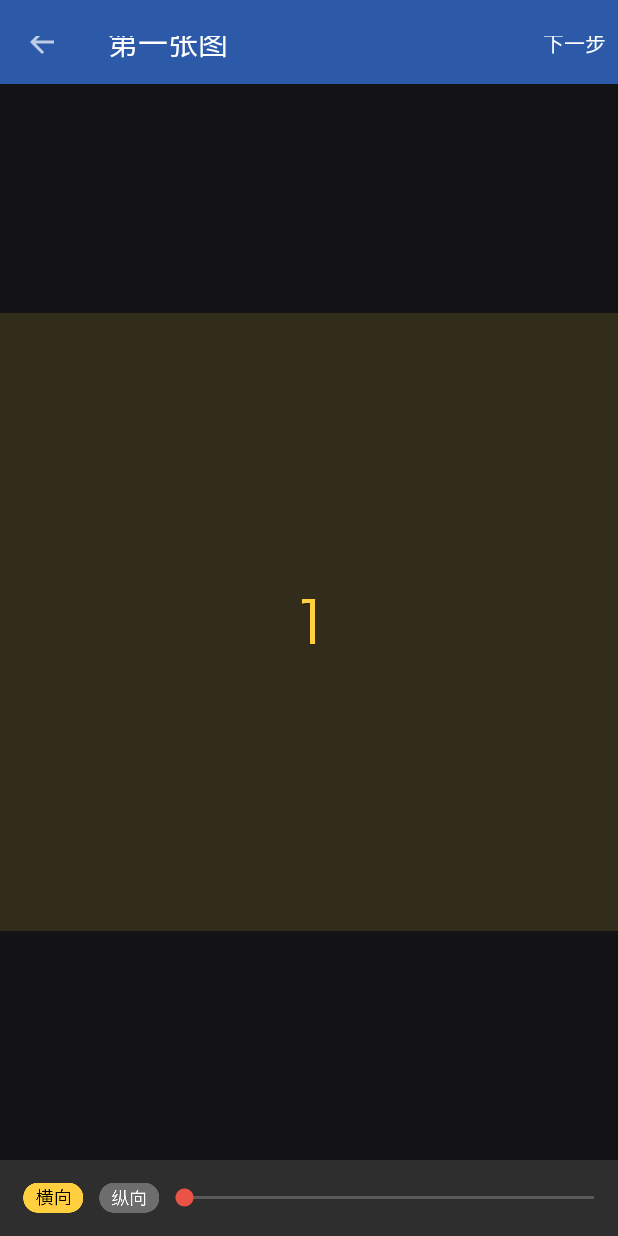
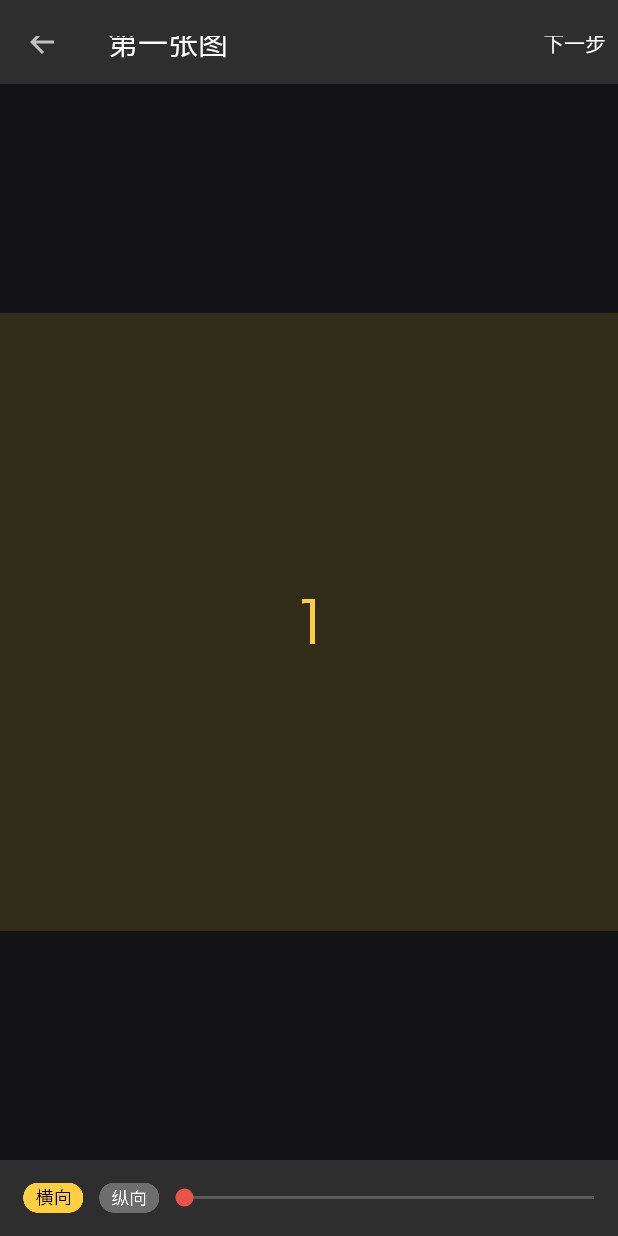
Before and after one commit to doomchocolate/crop-master, an Android app: the CropActivity screen opened directly, with no data from a screen before it, after a tap on "下一步", on a phone screen of 412 x 824 dp. Run offline under Robolectric (Android 15) with nearby library versions, the phone set to English and light mode, and no system bars; libraries missing offline, so code that uses them is left out: com.afollestad.materialdialogs; pictures from the network do not load; 5 statements that could not run were skipped.

Commit message:
1.  修改主题颜色 2.  删除无用代码 3.  修改引导页为全屏

```diff
--- a/CropMaster/app/build.gradle
+++ b/CropMaster/app/build.gradle
@@ -30,7 +30,7 @@ android {
     }
 
     //为了解决部分第三方库重复打包了META-INF的问题
-    packagingOptions{
+    packagingOptions {
         exclude 'META-INF/LICENSE.txt'
         exclude 'META-INF/NOTICE.txt'
     }
--- a/CropMaster/app/src/main/java/cn/iam007/crop/master/ui/decorate/DecorateManager.java
+++ b/CropMaster/app/src/main/java/cn/iam007/crop/master/ui/decorate/DecorateManager.java
@@ -36,13 +36,17 @@ public class DecorateManager {
         file.mkdirs();
     }
 
-    public static void startDecorate(Context context, CropImageWidget.CropImageInfo info) {
-        clearCache(context);
+    private static Activity startActivity;
+
+    public static void startDecorate(Activity activity, CropImageWidget.CropImageInfo info) {
+        startActivity = activity;
+
+        clearCache(activity);
 
         currentSession = StringUtils.randomString(32);
         currentType = info.type;
 
-        String[] titles = context.getResources().getStringArray(R.array.decorate_activity_title);
+        String[] titles = activity.getResources().getStringArray(R.array.decorate_activity_title);
         int[] icons = {
                 R.drawable.crop_activity_preview_grid_1,
                 R.drawable.crop_activity_preview_grid_2,
@@ -53,7 +57,7 @@ public class DecorateManager {
 
         // 生成每一个区域的尺寸
         Rect[] rects = new Rect[6];
-        int gap = context.getResources().getDimensionPixelSize(
+        int gap = activity.getResources().getDimensionPixelSize(
                 R.dimen.crop_activity_preview_grid_gap_width);
         int totalWidth = info.restrictArea.right - info.restrictArea.left + 1;
         int totalHeight = info.restrictArea.bottom - info.restrictArea.top + 1;
@@ -102,7 +106,7 @@ public class DecorateManager {
         int index = step - 1;
 
         Intent nextIntent = new Intent();
-        nextIntent.setClass(context, DecorateActivity.class);
+        nextIntent.setClass(activity, DecorateActivity.class);
         CropImageWidget.CropImageInfo tInfo = new CropImageWidget.CropImageInfo(info);
         tInfo.restrictArea = rects[index];
         nextIntent.putExtra(DecorateActivity.KEY_CROP, tInfo);
@@ -113,7 +117,7 @@ public class DecorateManager {
         index--;
         while (index >= 0) {
             Intent intent = new Intent();
-            intent.setClass(context, DecorateActivity.class);
+            intent.setClass(activity, DecorateActivity.class);
             tInfo = new CropImageWidget.CropImageInfo(info);
             tInfo.restrictArea = rects[index];
             intent.putExtra(DecorateActivity.KEY_CROP, tInfo);
@@ -126,7 +130,7 @@ public class DecorateManager {
             index--;
         }
 
-        context.startActivity(nextIntent);
+        activity.startActivity(nextIntent);
 
         // 初始化编辑session
         cropFiles = new ArrayList<>();
@@ -230,13 +234,24 @@ public class DecorateManager {
         cropFiles = null;
         cropRects = null;
 
-        for (Activity activity : cropActivities) {
+        if (cropActivities != null) {
+            for (Activity activity : cropActivities) {
+                try {
+                    activity.finish();
+                } catch (Exception e) {
+
+                }
+            }
+        }
+
+        if (startActivity != null) {
             try {
-                activity.finish();
+                startActivity.finish();
             } catch (Exception e) {
 
             }
         }
+        startActivity = null;
     }
 
     public static ArrayList<String> getPreviewCropFiles() {
--- a/CropMaster/app/src/main/java/cn/iam007/crop/master/ui/entry/MainActivity.java
+++ b/CropMaster/app/src/main/java/cn/iam007/crop/master/ui/entry/MainActivity.java
@@ -19,6 +19,11 @@ import cn.iam007.mediapicker.MediaPickerSource;
  * Created by Administrator on 2015/7/3.
  */
 public class MainActivity extends BaseActivity {
+
+    @Override
+    protected boolean isLaunchActivity() {
+        return true;
+    }
 
     @Override
     protected void onCreate(Bundle savedInstanceState) {
--- a/CropMaster/app/src/main/java/cn/iam007/crop/master/ui/entry/WelcomeActivity.java
+++ b/CropMaster/app/src/main/java/cn/iam007/crop/master/ui/entry/WelcomeActivity.java
@@ -35,6 +35,11 @@ public class WelcomeActivity extends BaseActivity implements OnClickListener, On
     private int currentIndex;
 
     private String firstRunKey;
+
+    @Override
+    protected boolean notDisplayToolbar() {
+        return true;
+    }
 
     @Override
     protected void onCreate(Bundle savedInstanceState) {
--- a/CropMaster/app/src/main/res/layout/activity_decorate.xml
+++ b/CropMaster/app/src/main/res/layout/activity_decorate.xml
@@ -39,7 +39,7 @@
     <LinearLayout
         android:layout_width="match_parent"
         android:layout_height="wrap_content"
-        android:background="@color/decorate_activity_bottom_panel_background"
+        android:background="@color/activity_panel_background"
         android:gravity="center_vertical"
         android:orientation="horizontal"
         android:paddingBottom="15dp"
--- a/CropMaster/app/src/main/res/layout/activity_preview.xml
+++ b/CropMaster/app/src/main/res/layout/activity_preview.xml
@@ -92,7 +92,7 @@
         android:layout_width="match_parent"
         android:layout_height="55dp"
         android:layout_alignParentBottom="true"
-        android:background="@color/black_light_222222"
+        android:background="@color/activity_panel_background"
         android:orientation="horizontal">
 
         <ImageView
--- a/CropMaster/app/src/main/res/values/colors.xml
+++ b/CropMaster/app/src/main/res/values/colors.xml
@@ -2,14 +2,16 @@
 <resources>
     <color name="preview_title">#3E5486</color>
 
+    <color name="primary">#2E2E2E</color>
+
     <color name="preview_image_mask_color">#66000000</color>
     <color name="preview_grid_color">#22FFFFFF</color>
     <color name="text_grey_color">#FFAAAAAA</color>
+    <color name="activity_panel_background">@color/primary</color>
 
     <color name="media_picker_dialog_item_text">#727272</color>
 
     <color name="decorate_activity_background">#131315</color>
-    <color name="decorate_activity_bottom_panel_background">#2E2E2E</color>
 
     <color name="decorate_activity_grid_background">#22FFCF3F</color>
 </resources>
--- a/CropMaster/base/src/main/java/cn/iam007/base/BaseActivity.java
+++ b/CropMaster/base/src/main/java/cn/iam007/base/BaseActivity.java
@@ -21,20 +21,9 @@ import com.afollestad.materialdialogs.MaterialDialog;
 import java.util.List;
 
 import cn.iam007.base.utils.DialogBuilder;
-import cn.iam007.base.utils.LogUtil;
 import cn.iam007.base.utils.PlatformUtils;
 
 public abstract class BaseActivity extends AppCompatActivity {
-    protected final static String TAG = "BaseActivity";
-
-    /**
-     * 是否是debug模式，如果不是，所有debug开头的函数不会执行
-     */
-    protected static boolean DEBUG_MODE = true;
-
-    static {
-        DEBUG_MODE = false;
-    }
 
     private FrameLayout mContainer = null;
     private Toolbar mToolbar;
@@ -62,23 +51,33 @@ public abstract class BaseActivity extends AppCompatActivity {
         mTintManager = new SystemBarTintManager(this);
         mTintManager.setStatusBarTintEnabled(true);
         mTintManager.setStatusBarTintResource(R.color.primary);
-        //        mTintManager.setNavigationBarTintEnabled(true);
+        mTintManager.setNavigationBarTintEnabled(true);
+        mTintManager.setNavigationBarTintResource(R.color.primary);
+
 
         mContainer = (FrameLayout) findViewById(R.id.container);
 
         initView();
     }
 
+    protected boolean notDisplayToolbar() {
+        return false;
+    }
+
     private void initView() {
         mToolbar = (Toolbar) findViewById(R.id.toolbar);
         if (mToolbar != null) {
             setSupportActionBar(mToolbar);
-            if (isLaunchActivity()){
+            if (isLaunchActivity()) {
                 getSupportActionBar().setDisplayHomeAsUpEnabled(false);
             } else {
                 getSupportActionBar().setDisplayHomeAsUpEnabled(true);
             }
             PlatformUtils.applyFonts(this, mToolbar);
+        }
+
+        if (notDisplayToolbar()) {
+            mToolbar.setVisibility(View.GONE);
         }
     }
 
@@ -185,7 +184,7 @@ public abstract class BaseActivity extends AppCompatActivity {
     /**
      * 是否是启动的activity
      */
-    private boolean isLaunchActivity() {
+    protected boolean isLaunchActivity() {
         return this.getClass().getName().equalsIgnoreCase(mLauncherClass);
     }
 
@@ -195,7 +194,6 @@ public abstract class BaseActivity extends AppCompatActivity {
             ActivityManager am = (ActivityManager) getSystemService(Context.ACTIVITY_SERVICE);
             List<ActivityManager.RunningTaskInfo> list = am.getRunningTasks(1000);
 
-            LogUtil.d(TAG, "================running app===============");
             String packageName;
             String className = null;
             ActivityManager.RunningTaskInfo _info = null;
@@ -233,7 +231,7 @@ public abstract class BaseActivity extends AppCompatActivity {
         return mProgressDialog;
     }
 
-    protected void dismissProgressDialog(){
+    protected void dismissProgressDialog() {
         if (mProgressDialog != null) {
             try {
                 mProgressDialog.dismiss();
--- /dev/null
+++ b/CropMaster/base/src/main/res/values-v21/styles.xml
@@ -0,0 +1,12 @@
+<resources>
+
+    <style name="AppTheme" parent="AppTheme.Base">
+
+        <!--导航栏底部颜色-->
+        <item name="android:navigationBarColor">@color/primary</item>
+
+        <!-- 控件按下涟漪效果 -->
+        <item name="android:colorControlHighlight">#222B2B2B</item>
+    </style>
+
+</resources>
--- a/CropMaster/base/src/main/res/values/colors.xml
+++ b/CropMaster/base/src/main/res/values/colors.xml
@@ -1,7 +1,7 @@
 <?xml version="1.0" encoding="utf-8"?>
 <resources>
-    <color name="primary">#2C5AA9</color>
-    <color name="primary_dark">#2C5AA9</color>
+    <color name="primary">#2E2E2E</color>
+    <color name="primary_dark">#2E2E2E</color>
     <color name="accent">#EB5347</color>
 
     <color name="iam007_activity_background_color">#F6F6F6</color>
```
Also changed, not shown: CropMaster/app/src/main/java/cn/iam007/crop/master/ui/crop/CropActivity.java (+12 -2 lines), 2 other files.
